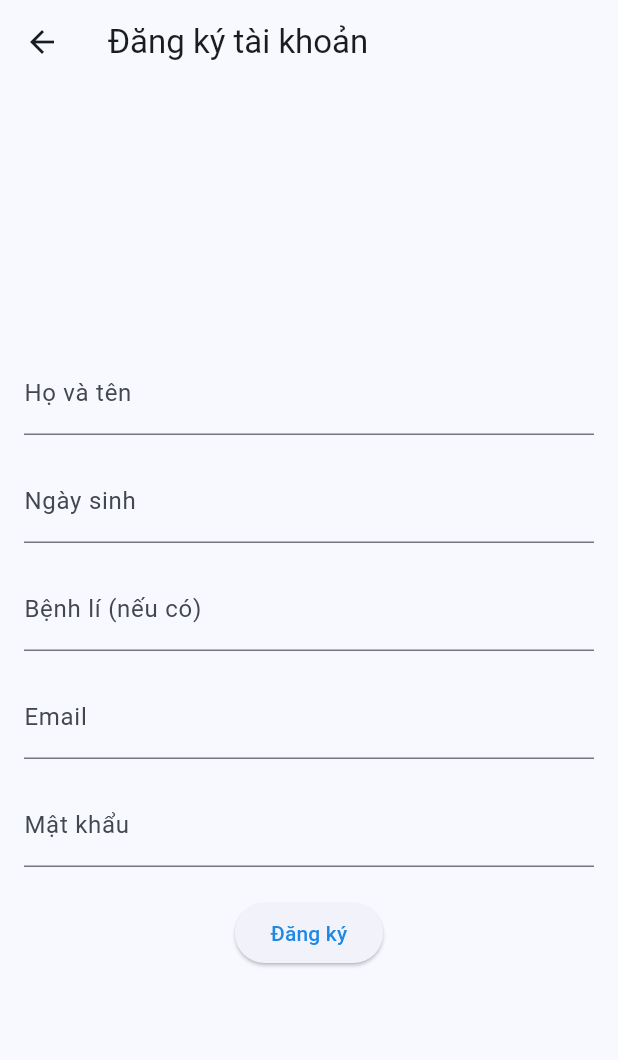
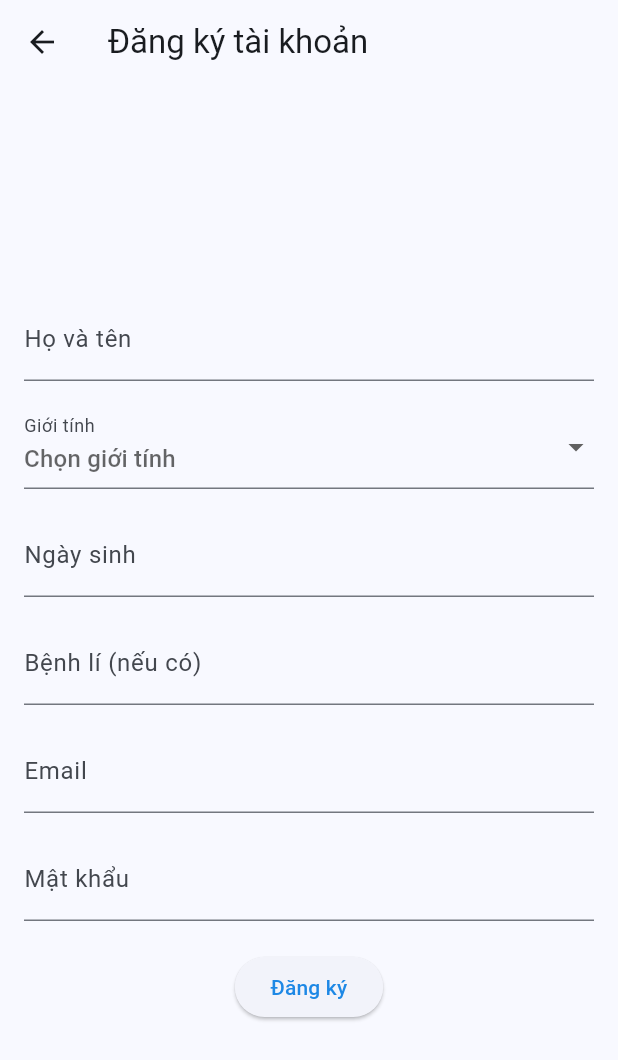
Before and after one commit to TanDucc/pill-reminder, a Flutter app: the ProfileScreen screen opened directly, after a tap on "Đăng xuất", after a tap on "Đăng ký", on a phone screen of 412 x 824 dp. Shown: the top 1060 px of the screen. Run offline on Flutter 3.47's test engine with Material 3 defaults, Android fonts, the phone set to English and light mode, and no system bars; our stand-ins replace cloud_firestore, firebase_auth, firebase_core, firebase_database, table_calendar; accounts and stored records are empty.

Commit message:
add gender

```diff
--- a/lib/screens/profile_screen.dart
+++ b/lib/screens/profile_screen.dart
@@ -16,8 +16,10 @@ class _ProfileScreenState extends State<ProfileScreen> {
   String? role;
   String? medicalCondition;
   DateTime? dob;
+  String? gender;
   bool _loading = true;
   bool _noUser = false; // new: indicate not authenticated
+
 
   @override
   void initState() {
@@ -50,6 +52,7 @@ class _ProfileScreenState extends State<ProfileScreen> {
           email = data['email'] as String? ?? user.email ?? '';
           role = data['role'] as String? ?? 'user';
           medicalCondition = data['medicalCondition'] as String? ?? '';
+          gender = data['gender'] as String? ?? '';
           final ts = data['dob'];
           if (ts is Timestamp) {
             dob = ts.toDate();
@@ -63,6 +66,8 @@ class _ProfileScreenState extends State<ProfileScreen> {
           name = user.displayName ?? '';
           email = user.email ?? '';
           role = 'user';
+          gender = '';
+
         });
       }
     } catch (e) {
@@ -135,6 +140,8 @@ class _ProfileScreenState extends State<ProfileScreen> {
             _buildInfoCard('Ngày sinh', dob != null ? '${dob!.day.toString().padLeft(2, '0')}/${dob!.month.toString().padLeft(2, '0')}/${dob!.year}' : 'Không có'),
             const SizedBox(height: 12),
             _buildInfoCard('Bệnh lí', medicalCondition ?? 'Không có'),
+            const SizedBox(height: 12),
+            _buildInfoCard('Giới tính', gender ?? 'Không có'),
             const SizedBox(height: 24),
 
             const Spacer(),
--- a/lib/screens/register_screen.dart
+++ b/lib/screens/register_screen.dart
@@ -15,8 +15,10 @@ class _RegisterScreenState extends State<RegisterScreen> {
   final TextEditingController _nameController = TextEditingController();
   final TextEditingController _dobController = TextEditingController();
   final TextEditingController _medicalController = TextEditingController();
+
   bool _isLoading = false;
   DateTime? _selectedDob;
+  String? _selectedGender;
 
   Future<void> _register() async {
     final email = _emailController.text.trim();
@@ -24,7 +26,7 @@ class _RegisterScreenState extends State<RegisterScreen> {
     final name = _nameController.text.trim();
     final medical = _medicalController.text.trim();
     final dob = _selectedDob;
-    if (email.isEmpty || password.isEmpty || name.isEmpty || dob == null) {
+    if (email.isEmpty || password.isEmpty || name.isEmpty || dob == null || _selectedGender == null) {
       ScaffoldMessenger.of(context).showSnackBar(
         const SnackBar(content: Text('Vui lòng nhập đầy đủ thông tin!')),
       );
@@ -46,6 +48,7 @@ class _RegisterScreenState extends State<RegisterScreen> {
         // thêm thông tin cá nhân
         'dob': Timestamp.fromDate(dob),
         'medicalCondition': medical,
+        'gender': _selectedGender,
       });
       if (mounted) {
         ScaffoldMessenger.of(context).showSnackBar(
@@ -109,6 +112,18 @@ class _RegisterScreenState extends State<RegisterScreen> {
               decoration: const InputDecoration(labelText: 'Họ và tên'),
             ),
             const SizedBox(height: 16),
+            DropdownButtonFormField<String>(
+              decoration: const InputDecoration(labelText: 'Giới tính'),
+              hint: const Text('Chọn giới tính'),
+              value: _selectedGender,
+              items: const [
+                DropdownMenuItem(value: 'Nam', child: Text('Nam')),
+                DropdownMenuItem(value: 'Nữ', child: Text('Nữ')),
+                DropdownMenuItem(value: 'Khác', child: Text('Khác')),
+              ],
+              onChanged: (value) => setState(() => _selectedGender = value),
+            ),
+            const SizedBox(height: 16),
             TextField(
               controller: _dobController,
               decoration: const InputDecoration(labelText: 'Ngày sinh'),
```
